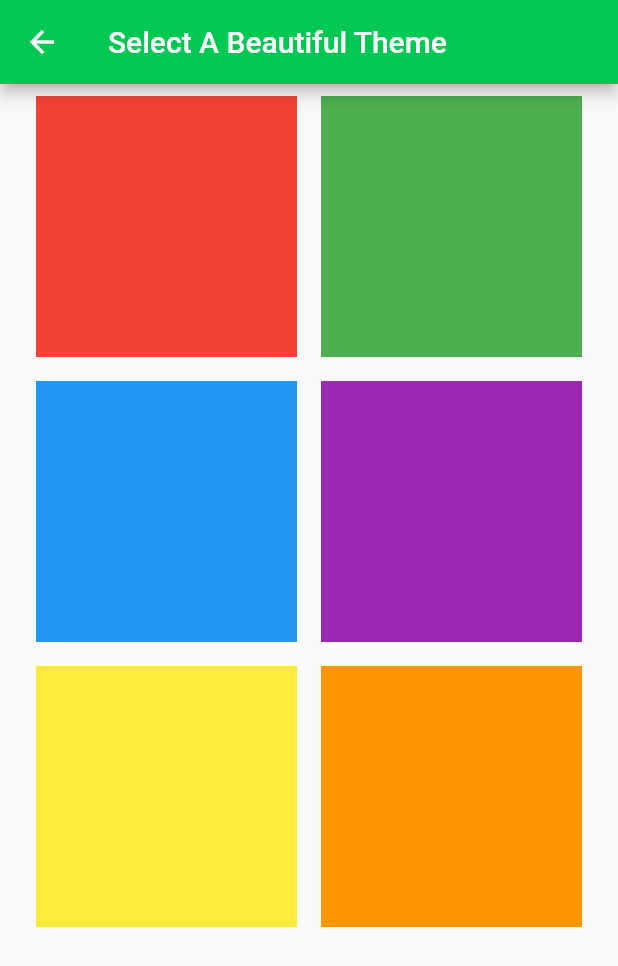
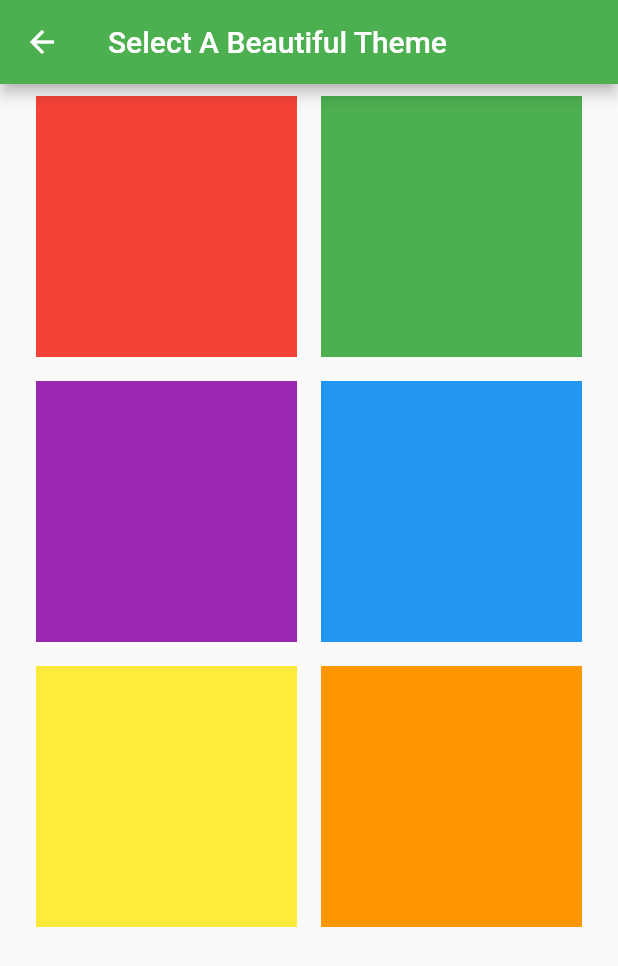
Before and after one commit to natanportilho/task-manager, a Flutter app: the screen it shows after launch, after a tap on the "color lens" icon, on a phone screen of 412 x 824 dp. Shown: the top 966 px of the screen. Run offline on Flutter 3.47's test engine with Material 2 defaults, Android fonts, the phone set to English and light mode, and no system bars; our stand-ins replace google_fonts, moor_flutter, shared_preferences; missing offline and left inert: shared_preferences_web; generated files the repository leaves out were written again; network calls fail.

Commit message:
Adding first logic for implementing themes

```diff
--- /dev/null
+++ b/lib/generated_plugin_registrant.dart
@@ -0,0 +1,13 @@
+//
+// Generated file. Do not edit.
+//
+import 'dart:ui';
+
+import 'package:shared_preferences_web/shared_preferences_web.dart';
+
+import 'package:flutter_web_plugins/flutter_web_plugins.dart';
+
+void registerPlugins(PluginRegistry registry) {
+  SharedPreferencesPlugin.registerWith(registry.registrarFor(SharedPreferencesPlugin));
+  registry.registerMessageHandler();
+}
--- a/lib/main.dart
+++ b/lib/main.dart
@@ -3,6 +3,7 @@ import 'package:provider/provider.dart';
 import 'package:task_manager/persistence/todo_table.dart';
 import 'package:task_manager/providers/category_dropdown_provider.dart';
 import 'package:task_manager/providers/category_provider.dart';
+import 'package:task_manager/providers/color_theme_provider.dart';
 import 'package:task_manager/providers/todo_provider.dart';
 
 import 'pages/home_page.dart';
@@ -17,7 +18,9 @@ void main() => runApp(MultiProvider(providers: [
       ChangeNotifierProvider<CategoryDropdownProvider>(
           create: (_) => CategoryDropdownProvider()),
       ChangeNotifierProvider<CategoryProvider>(
-          create: (_) => CategoryProvider())
+          create: (_) => CategoryProvider()),
+          ChangeNotifierProvider<ColorThemeProvider>(
+          create: (_) => ColorThemeProvider())
     ], child: MyApp()));
 
 class MyApp extends StatelessWidget {
@@ -28,9 +31,10 @@ class MyApp extends StatelessWidget {
     return MaterialApp(
       title: 'Task Manager',
       theme: ThemeData(
-        primarySwatch: Colors.blue,
+        primarySwatch: Colors.red,
       ),
       home: MyHomePage(title: 'Home Page'),
     );
   }
+
 }
--- a/lib/pages/category_creation/create_category_first_step_page.dart
+++ b/lib/pages/category_creation/create_category_first_step_page.dart
@@ -12,7 +12,7 @@ class CreateCategoryPage extends StatelessWidget {
     return SafeArea(
         child: Scaffold(
       appBar: AppBar(
-        backgroundColor: Colors.greenAccent[700],
+        backgroundColor: Colors.green,
         title: Text('Create Category'),
       ),
       body: Material(
--- a/lib/pages/category_creation/create_category_second_step_page.dart
+++ b/lib/pages/category_creation/create_category_second_step_page.dart
@@ -16,7 +16,7 @@ class CreateCategorySecondStepPage extends StatelessWidget {
     return SafeArea(
         child: Scaffold(
       appBar: AppBar(
-        backgroundColor: Colors.greenAccent[700],
+        backgroundColor: Colors.green,
         title: Text('Create Category'),
       ),
       body: Material(
--- a/lib/pages/create_todo_page.dart
+++ b/lib/pages/create_todo_page.dart
@@ -29,7 +29,7 @@ class _CreateTodoPageState extends State<CreateTodoPage> {
     return SafeArea(
       child: Scaffold(
         appBar: AppBar(
-          backgroundColor: Colors.greenAccent[700],
+          backgroundColor: Colors.green,
           title: Text('Create todo'),
         ),
         body: Material(
--- a/lib/pages/home_page.dart
+++ b/lib/pages/home_page.dart
@@ -4,6 +4,7 @@ import 'package:task_manager/pages/create_todo_page.dart';
 import 'package:task_manager/pages/theme_selection_page.dart';
 import 'package:task_manager/pages/todo_page.dart';
 import 'package:task_manager/persistence/todo_table.dart';
+import 'package:task_manager/providers/color_theme_provider.dart';
 import 'package:task_manager/providers/todo_provider.dart';
 
 class MyHomePage extends StatefulWidget {
@@ -17,10 +18,12 @@ class MyHomePage extends StatefulWidget {
 class _MyHomePageState extends State<MyHomePage> {
   MyDatabase databaseProvider;
   TodoProvider todoProvider;
+  ColorThemeProvider colorThemeProvider;
 
   @override
   Widget build(BuildContext context) {
     List<Todo> entries = <Todo>[];
+    colorThemeProvider = Provider.of<ColorThemeProvider>(context);
     databaseProvider = Provider.of<MyDatabase>(context);
     todoProvider = Provider.of<TodoProvider>(context);
     todoProvider.injectDatabaseProvider(databaseProvider);
@@ -42,7 +45,7 @@ class _MyHomePageState extends State<MyHomePage> {
 
   AppBar _buildAppBar() {
     return AppBar(
-      backgroundColor: Colors.greenAccent[700],
+      backgroundColor: colorThemeProvider.color == null ? Colors.green : colorThemeProvider.color,
       title: Text(widget.title),
       actions: <Widget>[
         IconButton(
@@ -75,7 +78,7 @@ class _MyHomePageState extends State<MyHomePage> {
 
   FloatingActionButton _createTodoButton(BuildContext context) {
     return FloatingActionButton(
-      backgroundColor: Colors.greenAccent[700],
+      backgroundColor: Colors.green,
       onPressed: () => {_goToCreateTodoPage(context)},
       tooltip: 'Create Todo',
       child: Icon(Icons.add),
--- a/lib/pages/select_category_page.dart
+++ b/lib/pages/select_category_page.dart
@@ -21,7 +21,7 @@ class SelectCategoryPage extends StatelessWidget {
     return SafeArea(
         child: Scaffold(
       appBar: AppBar(
-        backgroundColor: Colors.greenAccent[700],
+        backgroundColor: Colors.green,
         title: Text('Select Category'),
       ),
       body: Material(
--- a/lib/pages/theme_selection_page.dart
+++ b/lib/pages/theme_selection_page.dart
@@ -1,14 +1,20 @@
 import 'package:flutter/material.dart';
+import 'package:provider/provider.dart';
+import 'package:task_manager/persistence/color_theme.dart';
+import 'package:task_manager/providers/color_theme_provider.dart';
 
 class ThemeSelectionPage extends StatelessWidget {
   @override
   Widget build(BuildContext context) {
-    final List<MaterialColor> colors = _createColorsList();
+    ColorThemeProvider colorThemeProvider =
+        Provider.of<ColorThemeProvider>(context);
+
+    final List<ColorTheme> colors = _createColorsList();
 
     return SafeArea(
         child: Scaffold(
       appBar: AppBar(
-        backgroundColor: Colors.greenAccent[700],
+        backgroundColor: Colors.green,
         title: Text('Select A Beautiful Theme'),
       ),
       body: Material(
@@ -19,83 +25,93 @@ class ThemeSelectionPage extends StatelessWidget {
               children: List.generate(6, (index) {
                 return Center(
                   child: GestureDetector(
-                    onTap: () => {},
+                    onTap: () => {
+                      if (colors[index].primaryColor == Colors.red)
+                        {
+                          colorThemeProvider.setColor("red"),
+                        }
+                      else if (colors[index].primaryColor == Colors.green)
+                        {
+                          colorThemeProvider.setColor("green"),
+                        }
+                      else if (colors[index].primaryColor == Colors.blue)
+                        {
+                          colorThemeProvider.setColor("blue"),
+                        }
+                      else if (colors[index].primaryColor == Colors.purple)
+                        {
+                          colorThemeProvider.setColor("purple"),
+                        }
+                      else if (colors[index].primaryColor == Colors.yellow)
+                        {
+                          colorThemeProvider.setColor("yellow"),
+                        }
+                      else if (colors[index].primaryColor == Colors.orange)
+                        {
+                          colorThemeProvider.setColor("orange"),
+                        },
+                      Navigator.pop(context),
+                    },
                     child: Padding(
                       padding: const EdgeInsets.all(8.0),
                       child: Container(
                         height: 300,
-                        color: colors[index],
+                        color: colors[index].primaryColor,
                       ),
                     ),
                   ),
                 );
               }),
-            )
-            // padding: const EdgeInsets.symmetric(horizontal: 16.0),
-            // child: ListView(
-            //   padding: const EdgeInsets.all(8),
-            //   children: <Widget>[
-            //     Container(
-            //       height: 160,
-            //       color: Colors.red,
-            //     ),
-            //     Container(
-            //       height: 160,
-            //       color: Colors.blue,
-            //     ),
-            //     Container(
-            //       height: 160,
-            //       color: Colors.green,
-            //     ),
-            //     Container(
-            //       height: 160,
-            //       color: Colors.yellow,
-            //     ),
-            //     Container(
-            //       height: 160,
-            //       color: Colors.orange,
-            //     ),
-            //   ],
-            // ),
-            // child: ListView(
-            //   // This next line does the trick.
-            //   scrollDirection: Axis.horizontal,
-            //   children: <Widget>[
-            //     Container(
-            //       width: 160.0,
-            //       color: Colors.red,
-            //     ),
-            //     Container(
-            //       width: 160.0,
-            //       color: Colors.blue,
-            //     ),
-            //     Container(
-            //       width: 160.0,
-            //       color: Colors.green,
-            //     ),
-            //     Container(
-            //       width: 160.0,
-            //       color: Colors.yellow,
-            //     ),
-            //     Container(
-            //       width: 160.0,
-            //       color: Colors.orange,
-            //     ),
-            //   ],
-            // )
-            ),
+            )),
       ),
     ));
   }
 
-  List<MaterialColor> _createColorsList() {
-    final List<MaterialColor> colors = <MaterialColor>[];
-    colors.add(Colors.red);
-    colors.add(Colors.green);
-    colors.add(Colors.blue);
-    colors.add(Colors.purple);
-    colors.add(Colors.yellow);
-    colors.add(Colors.orange);
+  List<ColorTheme> _createColorsList() {
+    final List<ColorTheme> colors = <ColorTheme>[];
+
+    ColorTheme red = ColorTheme();
+    red.name = 'red';
+    red.primaryColor = Colors.red;
+    red.secondaryColor = Colors.redAccent[300];
+    red.thirdColor = Colors.redAccent[50];
+    colors.add(red);
+
+    ColorTheme green = ColorTheme();
+    green.name = 'green';
+    green.primaryColor = Colors.green;
+    green.secondaryColor = Colors.greenAccent[300];
+    green.thirdColor = Colors.greenAccent[50];
+    colors.add(green);
+
+    ColorTheme purple = ColorTheme();
+    purple.name = 'purple';
+    purple.primaryColor = Colors.purple;
+    purple.secondaryColor = Colors.purpleAccent[300];
+    purple.thirdColor = Colors.purpleAccent[50];
+    colors.add(purple);
+
+    ColorTheme blue = ColorTheme();
+    blue.name = 'blue';
+    blue.primaryColor = Colors.blue;
+    blue.secondaryColor = Colors.blueAccent[300];
+    blue.thirdColor = Colors.blueAccent[50];
+    colors.add(blue);
+
+    ColorTheme yellow = ColorTheme();
+    yellow.name = 'yellow';
+    yellow.primaryColor = Colors.yellow;
+    yellow.secondaryColor = Colors.yellowAccent[300];
+    yellow.thirdColor = Colors.yellowAccent[50];
+    colors.add(yellow);
+
+    ColorTheme orange = ColorTheme();
+    orange.name = 'orange';
+    orange.primaryColor = Colors.orange;
+    orange.secondaryColor = Colors.orangeAccent[300];
+    orange.thirdColor = Colors.orangeAccent[50];
+    colors.add(orange);
+
     return colors;
   }
 }
--- a/lib/pages/todo_page.dart
+++ b/lib/pages/todo_page.dart
@@ -85,7 +85,7 @@ class _TodoPageState extends State<TodoPage> {
 
   AppBar buildAppBar() {
     return AppBar(
-      backgroundColor: Colors.greenAccent[700],
+      backgroundColor: Colors.green,
       title: Text(todo.name),
     );
   }
--- /dev/null
+++ b/lib/persistence/color_theme.dart
@@ -0,0 +1,8 @@
+import 'package:flutter/material.dart';
+
+class ColorTheme {
+  String name;
+  MaterialColor primaryColor;
+  MaterialAccentColor secondaryColor;
+  MaterialAccentColor thirdColor;
+}
--- /dev/null
+++ b/lib/providers/color_theme_provider.dart
@@ -0,0 +1,14 @@
+import 'package:flutter/material.dart';
+import 'package:shared_preferences/shared_preferences.dart';
+import 'package:task_manager/persistence/color_theme.dart';
+
+class ColorThemeProvider extends ChangeNotifier {
+  ColorTheme color;
+
+  Future setColor(ColorTheme color) async {
+    final prefs = await SharedPreferences.getInstance();
+    prefs.setString('color', color.name);
+    this.color = color;
+    notifyListeners();
+  }
+}
--- a/lib/widgets/category_dropdown.dart
+++ b/lib/widgets/category_dropdown.dart
@@ -47,7 +47,7 @@ class _CategoryDropdownState extends State<CategoryDropdown> {
       style: TextStyle(color: Colors.deepPurple),
       underline: Container(
         height: 2,
-        color: Colors.greenAccent[700],
+        color: Colors.green,
       ),
       onChanged: (String newValue) {
         categoryDropdownProvider.updateCategory(newValue);
--- a/pubspec.yaml
+++ b/pubspec.yaml
@@ -24,6 +24,7 @@ dependencies:
   sqflite: ^1.2.0
   path: ^1.6.4
   moor_flutter: ^2.0.0
+  shared_preferences: ^0.5.6
 
   # The following adds the Cupertino Icons font to your application.
   # Use with the CupertinoIcons class for iOS style icons.
@@ -34,7 +35,6 @@ dev_dependencies:
     sdk: flutter
   build_runner: ^1.7.2
   moor_generator: ^2.2.0
-
 
 # For information on the generic Dart part of this file, see the
 # following page: https://dart.dev/tools/pub/pubspec
```
Also changed, not shown: 2 other files.
